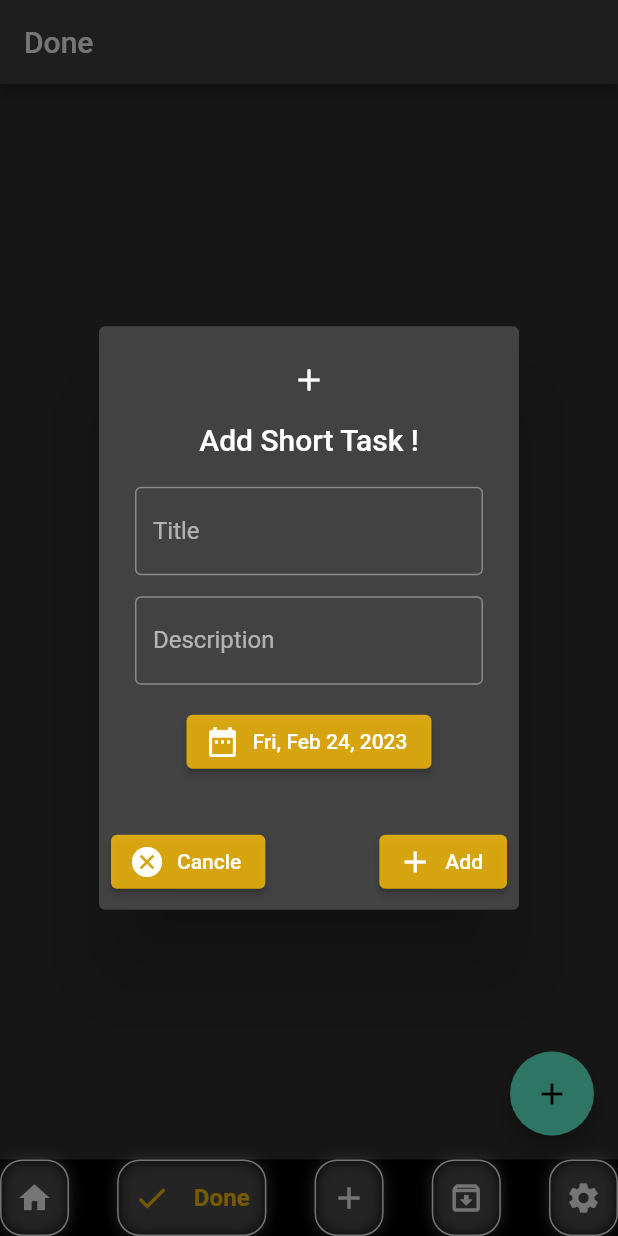
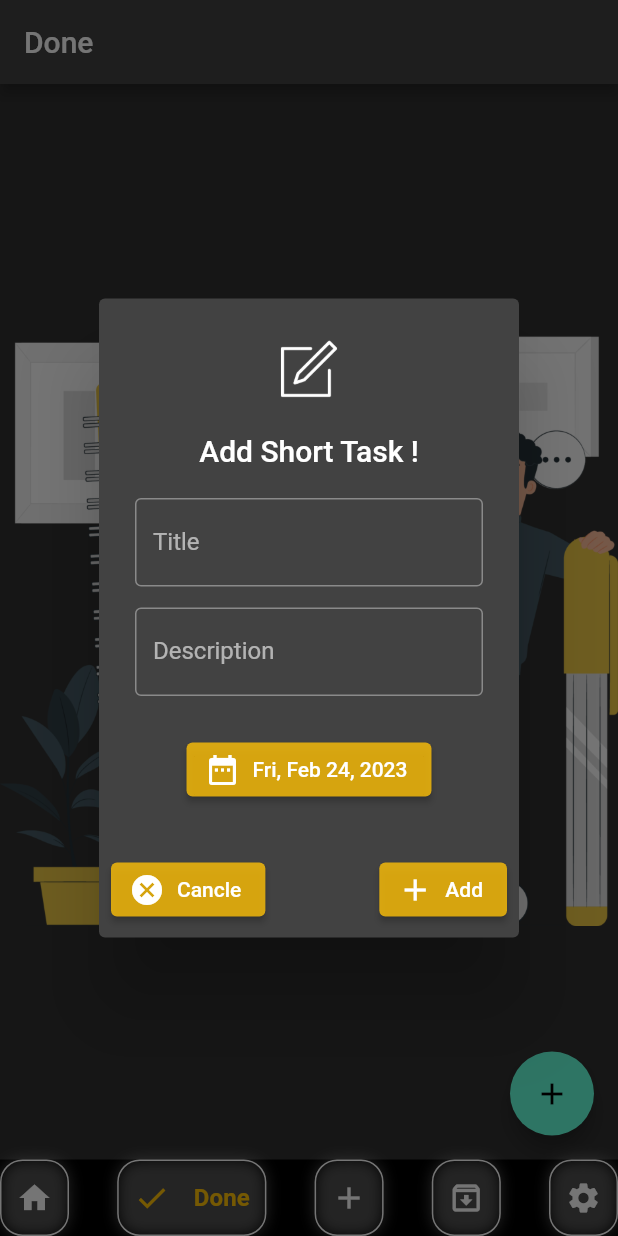
Before and after one commit to TaherSalah/new_taasks_app, a Flutter app: the screen it shows after launch, item 2 of the bottom bar chosen, after a tap on the "add" icon, on a phone screen of 412 x 824 dp. Run offline on Flutter 3.47's test engine with Material 2 defaults, Android fonts, the phone set to English and light mode, and no system bars; drawn by our look-alikes of google_nav_bar; our stand-ins replace babstrap_settings_screen, flutter_bloc, flutter_slidable, hive, hive_flutter; accounts and stored records are empty.

Commit message:
edit some items

```diff
--- a/lib/layout/home_screen.dart
+++ b/lib/layout/home_screen.dart
@@ -56,7 +56,7 @@
                   context: context,
                   builder: (context) => AlertDialog(
                     title: const Center(child: Text('Add Short Task !')),
-                    icon: Icon(Icons.add),
+                    icon: Image.asset('assets/images/addNewNotes.png',color: Colors.white,width: 50,height: 50,),
                     // To display the title it is optional
                     content: BlocBuilder<TodoCubit, TodoStates>(
                         builder: (context, state) {
@@ -84,10 +84,12 @@
                               height: 14,
                             ),
                             TextFormField(
+
                               controller: cubit.descriptionController,
                               // minLines: 10,
                               decoration: const InputDecoration(
                                 border: OutlineInputBorder(),
+
                                 labelText: 'Description',
                                 hintText: 'Enter your Description',
                               ),
@@ -100,7 +102,7 @@
                               },
                             ),
                             const SizedBox(
-                              height: 14,
+                              height: 25,
                             ),
                             ElevatedButton.icon(
                                 style: ElevatedButton.styleFrom(
@@ -132,6 +134,7 @@
                              onPressed: () {
                                Navigator.pop(context);
                                cubit.clearController();
+
                              },
                              icon: const Icon(Icons.cancel),
                              label: const Text('Cancle')),
--- a/lib/main.dart
+++ b/lib/main.dart
@@ -3,6 +3,7 @@
 import 'package:hive_flutter/hive_flutter.dart';
 
 import 'package:new_task/layout/home_screen.dart';
+import 'package:new_task/screens/splash/splash_screen.dart';
 import 'package:path_provider/path_provider.dart';
 
 import 'shard/cubit/cubit.dart';
@@ -34,7 +35,7 @@
           brightness: Brightness.dark,
           backgroundColor: Colors.black12
         ),
-        home: HomeScreen(),
+        home: const SplashScreen(),
       ),
     );
   }
--- a/lib/screens/archived/archives_screen.dart
+++ b/lib/screens/archived/archives_screen.dart
@@ -21,9 +21,16 @@
         }
       }
       return todosList.isEmpty
-          ? const Center(
-              child: Text('Archives is empty'),
-            )
+          ?  Center(
+        child: Center(
+          child: Column(
+            crossAxisAlignment: CrossAxisAlignment.center,
+            mainAxisAlignment: MainAxisAlignment.center,
+            children: [
+              Image.asset('assets/images/arch.png',fit: BoxFit.cover),
+            ],
+          ),
+        ),            )
           : ListView.separated(
         separatorBuilder: (context, index) => SizedBox(height: 20,),
               itemBuilder: (context, index) {
--- a/lib/screens/done/done_screen.dart
+++ b/lib/screens/done/done_screen.dart
@@ -21,9 +21,16 @@
         }
       }
       return todosList.isEmpty
-          ? const Center(
-              child: Text('Done is empty'),
-            )
+          ?  Center(
+        child: Center(
+          child: Column(
+            crossAxisAlignment: CrossAxisAlignment.center,
+            mainAxisAlignment: MainAxisAlignment.center,
+            children: [
+              Image.asset('assets/images/done.png',fit: BoxFit.cover),
+            ],
+          ),
+        ),            )
           : ListView.builder(
               itemBuilder: (context, index) {
                 return CardBuilder(todoModel: todosList[index]);
--- a/lib/screens/home/all_tasks_screen.dart
+++ b/lib/screens/home/all_tasks_screen.dart
@@ -21,8 +21,16 @@
         }
       }
       return todosList.isEmpty
-          ? const Center(
-              child: Text('All Notes  is empty'),
+          ?  Center(
+              child: Center(
+                child: Column(
+                  crossAxisAlignment: CrossAxisAlignment.center,
+                  mainAxisAlignment: MainAxisAlignment.center,
+                  children: [
+                    Image.asset('assets/images/home.png',fit: BoxFit.cover),
+                  ],
+                ),
+              ),
             )
           : ListView.builder(
               itemBuilder: (context, index) {
--- /dev/null
+++ b/lib/screens/splash/splash_screen.dart
@@ -0,0 +1,57 @@
+import 'dart:async';
+
+import 'package:flutter/material.dart';
+import 'package:new_task/layout/home_screen.dart';
+
+class SplashScreen extends StatefulWidget {
+  const SplashScreen({Key? key}) : super(key: key);
+
+  @override
+  State<SplashScreen> createState() => _SplashScreenState();
+}
+
+class _SplashScreenState extends State<SplashScreen> {
+  @override
+  void initState() {
+    // TODO: implement initState
+    super.initState();
+    Timer(
+        const Duration(seconds: 3),
+        () => Navigator.pushReplacement(
+            context, MaterialPageRoute(builder: (context) => HomeScreen())));
+  }
+
+  @override
+  Widget build(BuildContext context) {
+    return Scaffold(
+      body: Container(
+        width: double.infinity,
+        height: double.infinity,
+        color: Colors.white,
+        child: Column(
+          crossAxisAlignment: CrossAxisAlignment.center,
+          mainAxisAlignment: MainAxisAlignment.spaceAround,
+          children: [
+            Column(
+              children: [
+                Image.asset(
+                  'assets/images/logo.png',
+                  height: 300.0,
+                  width: 300.0,
+                ),
+              ],
+            ),
+            const Text(
+              'Welcome Back !',
+              style: TextStyle(
+                  color: Colors.black,
+                  fontWeight: FontWeight.bold,
+                  fontSize: 20),
+            ),
+            const CircularProgressIndicator(),
+          ],
+        ),
+      ),
+    );
+  }
+}
--- a/lib/shard/widgets/custom_form_faild.dart
+++ b/lib/shard/widgets/custom_form_faild.dart
@@ -1,7 +1,7 @@
 import 'package:flutter/material.dart';
 
 class CustomFormField extends StatelessWidget {
-  const CustomFormField({Key? key, required this.hint, this.maxLines = 1, this.onSaved, this.onChanged, this.validator,this.maxLength, required this.controller})
+   CustomFormField({Key? key, required this.hint, this.maxLines = 1, this.onSaved, this.onChanged, this.validator,this.maxLength, required this.controller,this.obscureText=false})
       : super(key: key);
 
   final String hint;
@@ -11,6 +11,7 @@
   final void Function(String)? onChanged;
   final String? Function(String?)? validator;
   final TextEditingController controller;
+  bool obscureText;
   @override
   Widget build(BuildContext context) {
     return Column(
@@ -19,7 +20,7 @@
           height: 20,
         ),
         TextFormField(
-
+obscureText: obscureText,
           controller: controller,
           enabled:true,
           keyboardType: TextInputType.text,
--- a/pubspec.yaml
+++ b/pubspec.yaml
@@ -21,7 +21,11 @@
   flutter_settings_screens:
   babstrap_settings_screen:
   fluttertoast:
+  simple_animations:
   google_nav_bar:
+  flutter_screenutil:
+  flutter_feather_icons:
+  google_fonts:
 dev_dependencies:
   flutter_test:
     sdk: flutter
```
Also changed, not shown: assets/images/arch.png (added), assets/images/background.png (added), assets/images/clock.png (added), assets/images/done.png (added), assets/images/home.png (added), assets/images/light-1.png (added), assets/images/light-2.png (added), assets/images/login.jpg (added), assets/images/logo.png (added), assets/images/register.jpg (added), pubspec.lock.
